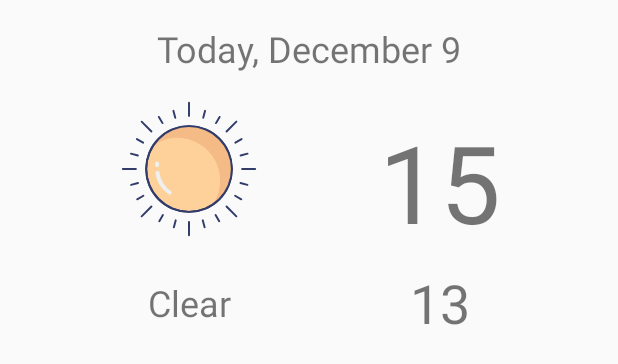
After one commit to raviranjan3570/Sunshine, an Android app: the layout list_item_forecast_today.xml on its own in the app's theme, with its tools: preview values and no code run, on a phone screen of 412 x 824 dp. The commit adds this screen. Shown: the top 364 px of the screen. Run offline under Robolectric (Android 15) with nearby library versions, the phone set to English and light mode, and no system bars.

Commit message:
added today's weather view

```diff
--- a/app/src/main/java/com/example/android/sunshine/ForecastAdapter.java
+++ b/app/src/main/java/com/example/android/sunshine/ForecastAdapter.java
@@ -22,6 +22,10 @@ class ForecastAdapter extends RecyclerView.Adapter<ForecastAdapter.ForecastAdapt
     /* The context we use to utility methods, app resources and layout inflaters */
     private final Context mContext;
 
+    private static final int VIEW_TYPE_TODAY = 0;
+    private static final int VIEW_TYPE_FUTURE_DAY = 1;
+    private final boolean mUseTodayLayout;
+
     /**
      * Below, we've defined an interface to handle clicks on items within this Adapter. In the
      * constructor of our ForecastAdapter, we receive an instance of a class that has implemented
@@ -42,6 +46,7 @@ class ForecastAdapter extends RecyclerView.Adapter<ForecastAdapter.ForecastAdapt
     public ForecastAdapter(@NonNull Context context, ForecastAdapterOnClickListener mClickHandler) {
         mContext = context;
         this.mClickHandler = mClickHandler;
+        mUseTodayLayout = mContext.getResources().getBoolean(R.bool.use_today_layout);
     }
 
     /**
@@ -59,8 +64,12 @@ class ForecastAdapter extends RecyclerView.Adapter<ForecastAdapter.ForecastAdapt
     @Override
     public ForecastAdapterViewHolder onCreateViewHolder(@NonNull ViewGroup viewGroup, int viewType) {
         Context context = viewGroup.getContext();
-        int layoutIdForListItem = R.layout.forecast_list_item;
         LayoutInflater inflater = LayoutInflater.from(context);
+        int layoutIdForListItem;
+
+        if (viewType == VIEW_TYPE_TODAY) layoutIdForListItem = R.layout.list_item_forecast_today;
+        else layoutIdForListItem = R.layout.forecast_list_item;
+
         View view = inflater.inflate(layoutIdForListItem, viewGroup, false);
         view.setFocusable(true);
         return new ForecastAdapterViewHolder(view);
@@ -118,6 +127,12 @@ class ForecastAdapter extends RecyclerView.Adapter<ForecastAdapter.ForecastAdapt
     public int getItemCount() {
         if (null == mCursor) return 0;
         return mCursor.getCount();
+    }
+
+    @Override
+    public int getItemViewType(int position) {
+        if (mUseTodayLayout && position == 0) return VIEW_TYPE_TODAY;
+        else return VIEW_TYPE_FUTURE_DAY;
     }
 
     /**
--- a/app/src/main/java/com/example/android/sunshine/utilities/SunshineDateUtils.java
+++ b/app/src/main/java/com/example/android/sunshine/utilities/SunshineDateUtils.java
@@ -229,7 +229,7 @@ public final class SunshineDateUtils {
             } else {
                 return readableDate;
             }
-        } else if (daysFromEpochToProvidedDate < daysFromEpochToToday + 7) {
+        } else if (daysFromEpochToProvidedDate < daysFromEpochToToday + 6) {
             /* If the input date is less than a week in the future, just return the day name. */
             return getDayName(context, localDate);
         } else {
@@ -279,9 +279,9 @@ public final class SunshineDateUtils {
         int daysAfterToday = (int) (daysFromEpochToProvidedDate - daysFromEpochToToday);
 
         switch (daysAfterToday) {
+            case -1:
+                return context.getString(R.string.today);
             case 0:
-                return context.getString(R.string.today);
-            case 1:
                 return context.getString(R.string.tomorrow);
 
             default:
--- /dev/null
+++ b/app/src/main/res/layout/list_item_forecast_today.xml
@@ -0,0 +1,63 @@
+<?xml version="1.0" encoding="utf-8"?>
+<android.support.constraint.ConstraintLayout xmlns:android="http://schemas.android.com/apk/res/android"
+    xmlns:app="http://schemas.android.com/apk/res-auto"
+    xmlns:tools="http://schemas.android.com/tools"
+    android:layout_width="match_parent"
+    android:layout_height="wrap_content"
+    android:paddingTop="16dp"
+    android:paddingBottom="16dp">
+
+    <TextView
+        android:id="@+id/day"
+        android:layout_width="wrap_content"
+        android:layout_height="wrap_content"
+        android:textSize="24sp"
+        app:layout_constraintEnd_toEndOf="parent"
+        app:layout_constraintStart_toStartOf="parent"
+        app:layout_constraintTop_toTopOf="parent"
+        tools:text="Today, December 9" />
+
+    <ImageView
+        android:id="@+id/weather_preview"
+        android:layout_width="96dp"
+        android:layout_height="96dp"
+        android:layout_marginTop="16dp"
+        app:layout_constraintEnd_toStartOf="@id/maximum_temperature"
+        app:layout_constraintStart_toStartOf="parent"
+        app:layout_constraintTop_toBottomOf="@+id/day"
+        tools:src="@drawable/ic_clear" />
+
+    <TextView
+        android:id="@+id/maximum_temperature"
+        android:layout_width="wrap_content"
+        android:layout_height="wrap_content"
+        android:layout_marginTop="24dp"
+        android:textSize="72sp"
+        app:layout_constraintEnd_toEndOf="parent"
+        app:layout_constraintStart_toEndOf="@id/weather_preview"
+        app:layout_constraintTop_toBottomOf="@id/day"
+        tools:text="15" />
+
+    <TextView
+        android:id="@+id/minimum_temperature"
+        android:layout_width="wrap_content"
+        android:layout_height="wrap_content"
+        android:layout_marginTop="8dp"
+        android:textSize="36sp"
+        app:layout_constraintEnd_toEndOf="@+id/maximum_temperature"
+        app:layout_constraintStart_toStartOf="@+id/maximum_temperature"
+        app:layout_constraintTop_toBottomOf="@id/maximum_temperature"
+        tools:text="13" />
+
+    <TextView
+        android:id="@+id/weather_detail"
+        android:layout_width="wrap_content"
+        android:layout_height="wrap_content"
+        android:layout_marginTop="16dp"
+        android:textSize="24sp"
+        app:layout_constraintBottom_toBottomOf="@+id/minimum_temperature"
+        app:layout_constraintEnd_toEndOf="@+id/weather_preview"
+        app:layout_constraintStart_toStartOf="@+id/weather_preview"
+        app:layout_constraintTop_toBottomOf="@id/weather_preview"
+        tools:text="Clear" />
+</android.support.constraint.ConstraintLayout>
--- /dev/null
+++ b/app/src/main/res/values-port/bools.xml
@@ -0,0 +1,4 @@
+<?xml version="1.0" encoding="utf-8"?>
+<resources>
+    <bool name="use_today_layout">true</bool>
+</resources>
--- /dev/null
+++ b/app/src/main/res/values/bools.xml
@@ -0,0 +1,4 @@
+<?xml version="1.0" encoding="utf-8"?>
+<resources>
+    <bool name="use_today_layout">false</bool>
+</resources>
```
